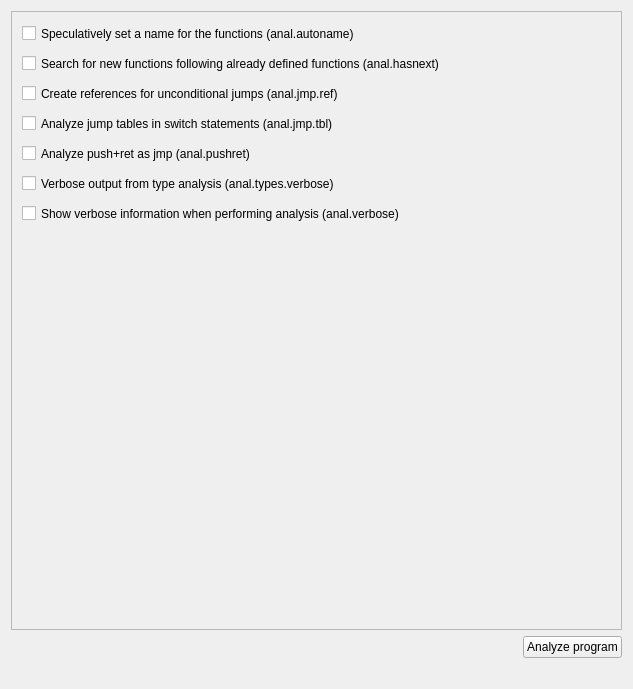
This is src/dialogs/preferences/AnalOptionsWidget.ui in rizinorg/cutter as Qt 5 draws it before an edit. The edited form follows.
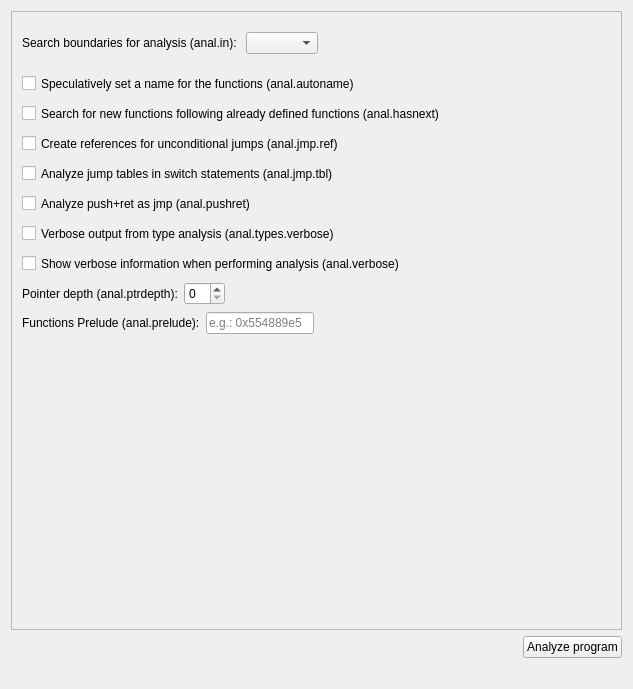
This is the edited form.

Commit message: Add more options to the Analysis widget (#2405)

What changed in the file:
```diff
--- a/src/dialogs/preferences/AnalOptionsWidget.ui
+++ b/src/dialogs/preferences/AnalOptionsWidget.ui
@@ -46,7 +46,7 @@
          <property name="geometry">
           <rect>
            <x>10</x>
-           <y>190</y>
+           <y>240</y>
            <width>601</width>
            <height>23</height>
           </rect>
@@ -59,7 +59,7 @@
          <property name="geometry">
           <rect>
            <x>10</x>
-           <y>130</y>
+           <y>180</y>
            <width>601</width>
            <height>23</height>
           </rect>
@@ -72,7 +72,7 @@
          <property name="geometry">
           <rect>
            <x>10</x>
-           <y>160</y>
+           <y>210</y>
            <width>601</width>
            <height>23</height>
           </rect>
@@ -85,7 +85,7 @@
          <property name="geometry">
           <rect>
            <x>10</x>
-           <y>10</y>
+           <y>60</y>
            <width>601</width>
            <height>23</height>
           </rect>
@@ -98,7 +98,7 @@
          <property name="geometry">
           <rect>
            <x>10</x>
-           <y>40</y>
+           <y>90</y>
            <width>601</width>
            <height>23</height>
           </rect>
@@ -111,7 +111,7 @@
          <property name="geometry">
           <rect>
            <x>10</x>
-           <y>70</y>
+           <y>120</y>
            <width>601</width>
            <height>23</height>
           </rect>
@@ -124,7 +124,7 @@
          <property name="geometry">
           <rect>
            <x>10</x>
-           <y>100</y>
+           <y>150</y>
            <width>601</width>
            <height>23</height>
           </rect>
@@ -133,6 +133,125 @@
           <string>Analyze jump tables in switch statements (anal.jmp.tbl)</string>
          </property>
         </widget>
+        <widget class="QWidget" name="verticalLayoutWidget">
+         <property name="geometry">
+          <rect>
+           <x>10</x>
+           <y>20</y>
+           <width>581</width>
+           <height>27</height>
+          </rect>
+         </property>
+         <layout class="QFormLayout" name="formLayout">
+          <property name="fieldGrowthPolicy">
+           <enum>QFormLayout::ExpandingFieldsGrow</enum>
+          </property>
+          <item row="0" column="0">
+           <widget class="QLabel" name="analInLabel">
+            <property name="enabled">
+             <bool>true</bool>
+            </property>
+            <property name="minimumSize">
+             <size>
+              <width>0</width>
+              <height>0</height>
+             </size>
+            </property>
+            <property name="text">
+             <string>Search boundaries for analysis (anal.in): </string>
+            </property>
+           </widget>
+          </item>
+          <item row="0" column="1">
+           <widget class="QComboBox" name="analInComboBox"/>
+          </item>
+         </layout>
+        </widget>
+        <widget class="QWidget" name="verticalLayoutWidget_2">
+         <property name="geometry">
+          <rect>
+           <x>10</x>
+           <y>270</y>
+           <width>581</width>
+           <height>28</height>
+          </rect>
+         </property>
+         <layout class="QFormLayout" name="formLayout_2">
+          <property name="fieldGrowthPolicy">
+           <enum>QFormLayout::ExpandingFieldsGrow</enum>
+          </property>
+          <item row="0" column="0">
+           <widget class="QLabel" name="ptrDepthLabel">
+            <property name="enabled">
+             <bool>true</bool>
+            </property>
+            <property name="minimumSize">
+             <size>
+              <width>0</width>
+              <height>0</height>
+             </size>
+            </property>
+            <property name="text">
+             <string>Pointer depth (anal.ptrdepth):</string>
+            </property>
+           </widget>
+          </item>
+          <item row="0" column="1">
+           <widget class="QSpinBox" name="ptrDepthSpinBox">
+            <property name="minimum">
+             <number>0</number>
+            </property>
+            <property name="value">
+             <number>0</number>
+            </property>
+           </widget>
+          </item>
+         </layout>
+        </widget>
+        <widget class="QWidget" name="verticalLayoutWidget_3">
+         <property name="geometry">
+          <rect>
+           <x>10</x>
+           <y>300</y>
+           <width>581</width>
+           <height>28</height>
+          </rect>
+         </property>
+         <layout class="QFormLayout" name="formLayout_3">
+          <property name="fieldGrowthPolicy">
+           <enum>QFormLayout::ExpandingFieldsGrow</enum>
+          </property>
+          <item row="0" column="0">
+           <widget class="QLabel" name="preludeLabel">
+            <property name="enabled">
+             <bool>true</bool>
+            </property>
+            <property name="minimumSize">
+             <size>
+              <width>0</width>
+              <height>0</height>
+             </size>
+            </property>
+            <property name="text">
+             <string>Functions Prelude (anal.prelude):</string>
+            </property>
+           </widget>
+          </item>
+          <item row="0" column="1">
+           <widget class="QLineEdit" name="preludeLineEdit">
+            <property name="sizePolicy">
+             <sizepolicy hsizetype="Preferred" vsizetype="Fixed">
+              <horstretch>0</horstretch>
+              <verstretch>0</verstretch>
+             </sizepolicy>
+            </property>
+            <property name="placeholderText">
+             <string notr="true">e.g.: 0x554889e5</string>
+            </property>
+           </widget>
+          </item>
+         </layout>
+        </widget>
        </widget>
       </widget>
      </item>
```
The commit also changes 4 other files.
